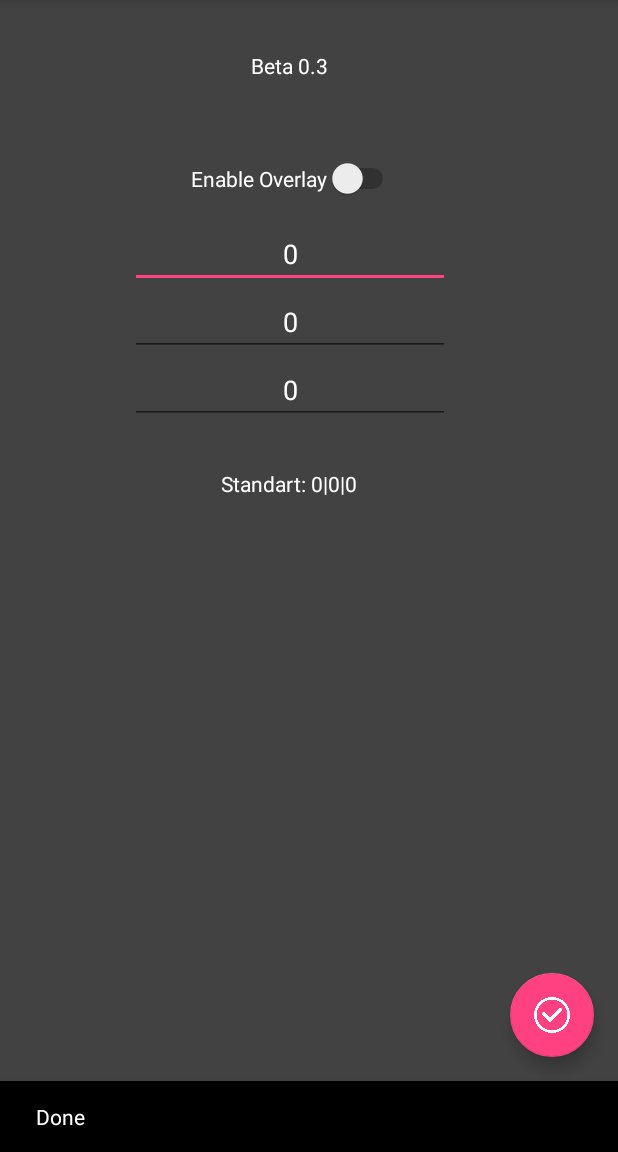
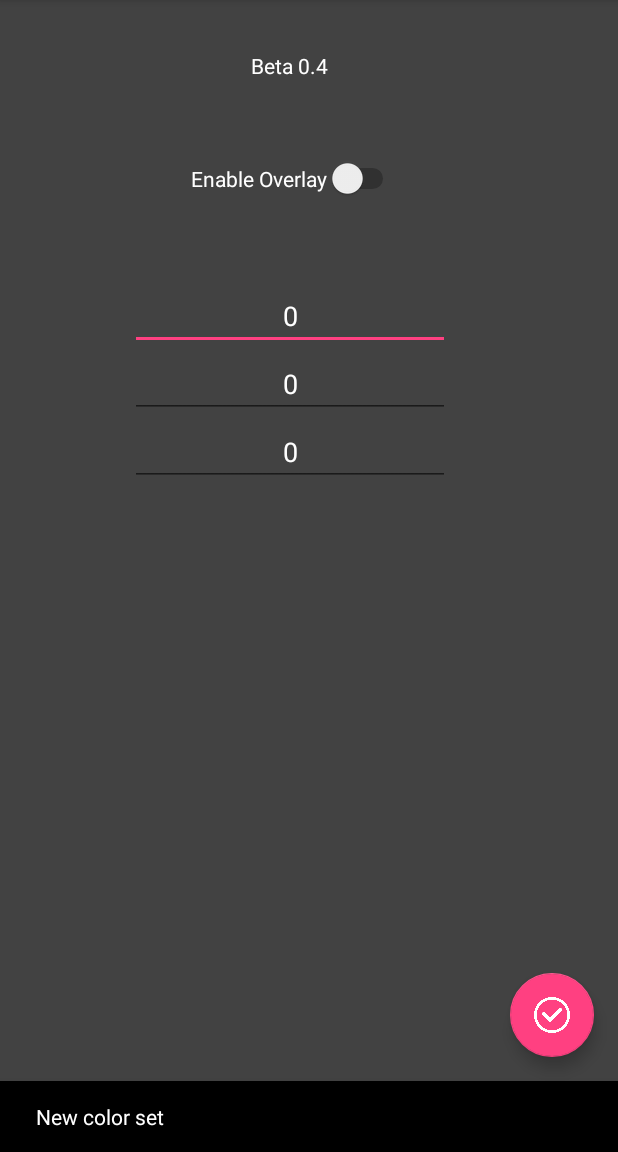
Before and after one commit to maximilianKoeper/OLEDBLACK, an Android app: the screen it shows after launch (MainActivity), after a tap on an icon or button, on a phone screen of 412 x 824 dp, the part 84-1236 px from its top. Run offline under Robolectric (Android 15) with nearby library versions, the phone set to English and light mode, and no system bars.

Commit message:
-preparation for first beta build

```diff
--- a/app/build.gradle
+++ b/app/build.gradle
@@ -8,7 +8,7 @@ android {
         minSdkVersion 24
         targetSdkVersion 26
         versionCode 1
-        versionName "0.3 beta"
+        versionName "0.4 beta"
         testInstrumentationRunner "android.support.test.runner.AndroidJUnitRunner"
     }
     buildTypes {
--- a/app/src/main/java/com/example/mkoep/oledblack/MainActivity.java
+++ b/app/src/main/java/com/example/mkoep/oledblack/MainActivity.java
@@ -53,23 +53,12 @@ public class MainActivity extends AppCompatActivity {
         green = (EditText) findViewById(R.id.editText5);
         blue = (EditText) findViewById(R.id.editText6);
 
-        /*
-        button.setOnClickListener(new View.OnClickListener(){
-            @Override
-            //On click function
-            public void onClick(View view) {
-                //Create the intent to start another activity
-                setColor(view);
-            }
-        });
-        */
         FloatingActionButton fab = (FloatingActionButton) findViewById(R.id.fab);
         fab.setOnClickListener(new View.OnClickListener() {
             @Override
             public void onClick(View view) {
                 setColor(view);
-                Snackbar snackbar = Snackbar.make(view, "Done", Snackbar.LENGTH_LONG);
-                        //.setAction("Action", null).show();
+                Snackbar snackbar = Snackbar.make(view, "New color set", Snackbar.LENGTH_LONG);
                 View sbView = snackbar.getView();
                 sbView.setBackgroundColor(OverlayShowingService.col);
                 snackbar.show();
--- a/app/src/main/res/layout/content_main.xml
+++ b/app/src/main/res/layout/content_main.xml
@@ -56,7 +56,7 @@
         android:textAlignment="center"
         android:textColor="@color/font"
         android:textColorHint="@color/fonthint"
-        android:layout_marginTop="14dp"
+        android:layout_marginTop="55dp"
         app:layout_constraintTop_toBottomOf="@+id/switch1"
         android:layout_marginLeft="65dp"
         app:layout_constraintLeft_toLeftOf="@+id/guideline3" />
@@ -97,19 +97,6 @@
         android:layout_marginLeft="65dp"
         app:layout_constraintLeft_toLeftOf="@+id/guideline3" />
 
-    <TextView
-        android:id="@+id/textView2"
-        android:layout_width="wrap_content"
-        android:layout_height="wrap_content"
-        android:text="Standart: 0|0|0"
-        android:layout_above="@+id/button"
-        android:layout_alignStart="@+id/button"
-        android:textColor="@color/font"
-        android:layout_marginTop="30dp"
-        app:layout_constraintTop_toBottomOf="@+id/editText6"
-        android:layout_marginLeft="126dp"
-        app:layout_constraintLeft_toLeftOf="@+id/guideline3" />
-
     <android.support.constraint.Guideline
         android:layout_width="wrap_content"
         android:layout_height="wrap_content"
--- a/app/src/main/res/values/strings.xml
+++ b/app/src/main/res/values/strings.xml
@@ -1,6 +1,6 @@
 <resources>
     <string name="app_name">OLEDBLACK</string>
-    <string name="app_version">Beta 0.3</string>
+    <string name="app_version">Beta 0.4</string>
     <string name="action_settings">Settings</string>
     <string name="action_reset">Reset</string>
 </resources>
```
